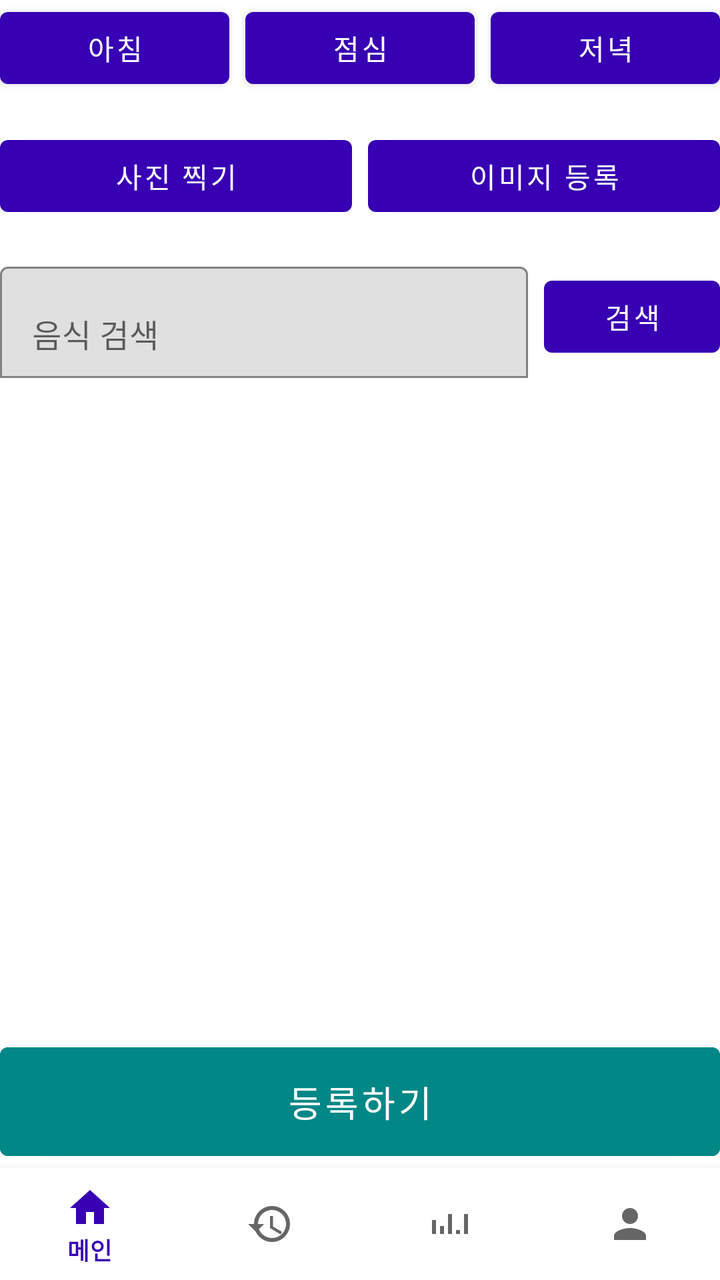
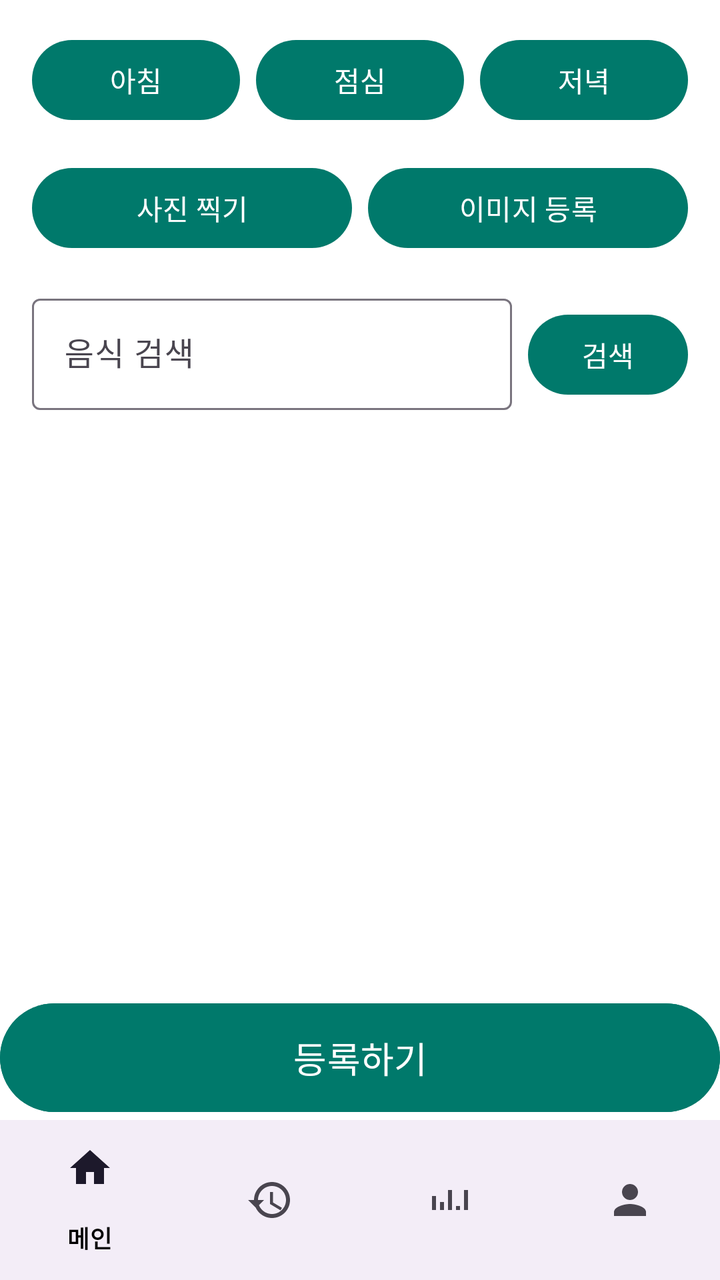

Compare the two renders of this Android layout. The source of the first and the diff that turns it into the second are given below.
<!-- AndroidManifest.xml: application theme Theme.GJGN -->
<!-- res/layout/activity_meal_record.xml -->
<?xml version="1.0" encoding="utf-8"?>
<androidx.coordinatorlayout.widget.CoordinatorLayout
    xmlns:android="http://schemas.android.com/apk/res/android"
    xmlns:app="http://schemas.android.com/apk/res-auto"
    android:layout_width="match_parent"
    android:layout_height="match_parent">

    
    <ScrollView
        android:layout_width="match_parent"
        android:layout_height="match_parent"
        android:fillViewport="true"
        android:paddingBottom="180dp">

        <LinearLayout
            android:orientation="vertical"
            android:layout_width="match_parent"
            android:layout_height="wrap_content">

            
            <LinearLayout
                android:orientation="horizontal"
                android:layout_width="match_parent"
                android:layout_height="wrap_content"
                android:gravity="center"
                android:layout_marginBottom="16dp">

                <Button
                    android:id="@+id/btnBreakfast"
                    android:layout_width="0dp"
                    android:layout_height="wrap_content"
                    android:layout_weight="1"
                    android:text="아침" />

                <Button
                    android:id="@+id/btnLunch"
                    android:layout_width="0dp"
                    android:layout_height="wrap_content"
                    android:layout_weight="1"
                    android:layout_marginStart="8dp"
                    android:text="점심" />

                <Button
                    android:id="@+id/btnDinner"
                    android:layout_width="0dp"
                    android:layout_height="wrap_content"
                    android:layout_weight="1"
                    android:layout_marginStart="8dp"
                    android:text="저녁" />
            </LinearLayout>

            
            <LinearLayout
                android:orientation="horizontal"
                android:layout_width="match_parent"
                android:layout_height="wrap_content"
                android:gravity="center"
                android:layout_marginBottom="16dp">

                <Button
                    android:id="@+id/btnTakePhoto"
                    android:layout_width="0dp"
                    android:layout_height="wrap_content"
                    android:layout_weight="1"
                    android:text="사진 찍기" />

                <Button
                    android:id="@+id/btnSelectImage"
                    android:layout_width="0dp"
                    android:layout_height="wrap_content"
                    android:layout_marginStart="8dp"
                    android:layout_weight="1"
                    android:text="이미지 등록" />
            </LinearLayout>

            
            <LinearLayout
                android:id="@+id/searchRow"
                android:layout_width="match_parent"
                android:layout_height="wrap_content"
                android:orientation="horizontal"
                android:gravity="center_vertical">

                <com.google.android.material.textfield.TextInputLayout
                    android:id="@+id/layoutSearch"
                    android:layout_width="0dp"
                    android:layout_height="wrap_content"
                    android:layout_weight="1"
                    android:hint="음식 검색"
                    app:boxBackgroundMode="outline">

                    <com.google.android.material.textfield.TextInputEditText
                        android:id="@+id/inputSearch"
                        android:layout_width="match_parent"
                        android:layout_height="wrap_content"
                        android:inputType="text" />
                </com.google.android.material.textfield.TextInputLayout>

                <Button
                    android:id="@+id/btnSearchFood"
                    android:layout_width="wrap_content"
                    android:layout_height="wrap_content"
                    android:text="검색"
                    android:layout_marginStart="8dp"/>
            </LinearLayout>

            
            <LinearLayout
                android:id="@+id/searchResultContainer"
                android:orientation="vertical"
                android:layout_width="match_parent"
                android:layout_height="wrap_content"
                android:visibility="gone"
                android:layout_marginTop="8dp" />

            
            <ImageView
                android:id="@+id/imgPreview"
                android:layout_width="match_parent"
                android:layout_height="240dp"
                android:scaleType="centerCrop"
                android:visibility="gone"
                android:layout_marginTop="20dp"
                android:background="#DDDDDD" />

            
            <LinearLayout
                android:id="@+id/analysisContainer"
                android:layout_width="match_parent"
                android:layout_height="wrap_content"
                android:orientation="vertical"
                android:visibility="gone"
                android:layout_marginTop="16dp"
                android:padding="8dp"
                android:background="#F7F7F7" />
        </LinearLayout>

    </ScrollView>

    
    <LinearLayout
        android:id="@+id/bottomArea"
        android:orientation="vertical"
        android:layout_width="match_parent"
        android:layout_height="wrap_content"
        android:layout_gravity="bottom">

        <Button
            android:id="@+id/btnSave"
            android:layout_width="match_parent"
            android:layout_height="wrap_content"
            android:text="등록하기"
            android:backgroundTint="@color/teal_700"
            android:textColor="@android:color/white"
            android:textSize="18sp"
            android:padding="14dp" />

        <com.google.android.material.bottomnavigation.BottomNavigationView
            android:id="@+id/bottomNavigationView"
            android:layout_width="match_parent"
            android:layout_height="wrap_content"
            app:menu="@menu/bottom_nav_menu" />
    </LinearLayout>

</androidx.coordinatorlayout.widget.CoordinatorLayout>
<!-- resources referenced by this layout -->
<resources>
  <color name="teal_700">#FF018786</color>
  <style name="Theme.GJGN" parent="Theme.MaterialComponents.DayNight.NoActionBar">
          
          <item name="colorPrimary">@color/purple_700</item>
          <item name="colorPrimaryVariant">@color/purple_700</item>
          <item name="colorOnPrimary">@android:color/white</item>
          <item name="colorSecondary">@color/teal_700</item>
          <item name="android:windowMinWidthMajor">320dp</item>
          <item name="android:windowMinWidthMinor">320dp</item>
      </style>
  <color name="purple_700">#FF3700B3</color>
</resources>

<!-- the commit's change to res/layout/activity_meal_record.xml (unified diff, before → after) -->
@@ -1,16 +1,15 @@
-<?xml version="1.0" encoding="utf-8"?>
 <androidx.coordinatorlayout.widget.CoordinatorLayout
     xmlns:android="http://schemas.android.com/apk/res/android"
     xmlns:app="http://schemas.android.com/apk/res-auto"
     android:layout_width="match_parent"
     android:layout_height="match_parent">
 
-    
     <ScrollView
         android:layout_width="match_parent"
         android:layout_height="match_parent"
+        android:padding="16dp"
         android:fillViewport="true"
-        android:paddingBottom="180dp">
+        android:paddingBottom="200dp">
 
         <LinearLayout
             android:orientation="vertical"
@@ -28,14 +27,14 @@
                 <Button
                     android:id="@+id/btnBreakfast"
                     android:layout_width="0dp"
-                    android:layout_height="wrap_content"
+                    android:layout_height="48dp"
                     android:layout_weight="1"
                     android:text="아침" />
 
                 <Button
                     android:id="@+id/btnLunch"
                     android:layout_width="0dp"
-                    android:layout_height="wrap_content"
+                    android:layout_height="48dp"
                     android:layout_weight="1"
                     android:layout_marginStart="8dp"
                     android:text="점심" />
@@ -43,7 +42,7 @@
                 <Button
                     android:id="@+id/btnDinner"
                     android:layout_width="0dp"
-                    android:layout_height="wrap_content"
+                    android:layout_height="48dp"
                     android:layout_weight="1"
                     android:layout_marginStart="8dp"
                     android:text="저녁" />
@@ -60,14 +59,14 @@
                 <Button
                     android:id="@+id/btnTakePhoto"
                     android:layout_width="0dp"
-                    android:layout_height="wrap_content"
+                    android:layout_height="48dp"
                     android:layout_weight="1"
                     android:text="사진 찍기" />
 
                 <Button
                     android:id="@+id/btnSelectImage"
                     android:layout_width="0dp"
-                    android:layout_height="wrap_content"
+                    android:layout_height="48dp"
                     android:layout_marginStart="8dp"
                     android:layout_weight="1"
                     android:text="이미지 등록" />
@@ -78,16 +77,16 @@
                 android:id="@+id/searchRow"
                 android:layout_width="match_parent"
                 android:layout_height="wrap_content"
-                android:orientation="horizontal"
-                android:gravity="center_vertical">
+                android:orientation="horizontal">
 
                 <com.google.android.material.textfield.TextInputLayout
                     android:id="@+id/layoutSearch"
                     android:layout_width="0dp"
+                    android:layout_weight="1"
                     android:layout_height="wrap_content"
-                    android:layout_weight="1"
                     android:hint="음식 검색"
-                    app:boxBackgroundMode="outline">
+                    app:boxBackgroundMode="outline"
+                    android:layout_marginEnd="8dp">
 
                     <com.google.android.material.textfield.TextInputEditText
                         android:id="@+id/inputSearch"
@@ -98,10 +97,9 @@
 
                 <Button
                     android:id="@+id/btnSearchFood"
-                    android:layout_width="wrap_content"
+                    android:layout_width="80dp"
                     android:layout_height="wrap_content"
-                    android:text="검색"
-                    android:layout_marginStart="8dp"/>
+                    android:text="검색"/>
             </LinearLayout>
 
             
@@ -111,17 +109,18 @@
                 android:layout_width="match_parent"
                 android:layout_height="wrap_content"
                 android:visibility="gone"
-                android:layout_marginTop="8dp" />
+                android:layout_marginTop="12dp" />
 
             
             <ImageView
                 android:id="@+id/imgPreview"
                 android:layout_width="match_parent"
-                android:layout_height="240dp"
+                android:layout_height="220dp"
                 android:scaleType="centerCrop"
                 android:visibility="gone"
-                android:layout_marginTop="20dp"
-                android:background="#DDDDDD" />
+                android:background="#E5E5E5"
+                android:layout_marginTop="16dp"
+                android:layout_marginBottom="10dp"/>
 
             
             <LinearLayout
@@ -130,11 +129,8 @@
                 android:layout_height="wrap_content"
                 android:orientation="vertical"
                 android:visibility="gone"
-                android:layout_marginTop="16dp"
-                android:padding="8dp"
-                android:background="#F7F7F7" />
+                android:layout_marginTop="12dp"/>
         </LinearLayout>
-
     </ScrollView>
 
     
<!-- resource entries referenced after the edit -->
@@ -1,15 +1,24 @@
 <!-- resources referenced by this layout -->
 <resources>
-  <color name="teal_700">#FF018786</color>
-  <style name="Theme.GJGN" parent="Theme.MaterialComponents.DayNight.NoActionBar">
+  <color name="teal_700">#00796B</color>
+  <style name="Theme.GJGN" parent="Theme.Material3.Light.NoActionBar">
+  
           
-          <item name="colorPrimary">@color/purple_700</item>
-          <item name="colorPrimaryVariant">@color/purple_700</item>
-          <item name="colorOnPrimary">@android:color/white</item>
+          <item name="android:windowBackground">@color/white</item>
+          <item name="android:statusBarColor">@color/white</item>
+          <item name="android:navigationBarColor">@color/white</item>
+  
+          
+          <item name="colorOnSurface">@color/black</item>
+          <item name="colorOnBackground">@color/black</item>
+  
+          
+          <item name="colorPrimary">@color/teal_700</item>
+          <item name="colorPrimaryContainer">@color/teal_700</item>
           <item name="colorSecondary">@color/teal_700</item>
-          <item name="android:windowMinWidthMajor">320dp</item>
-          <item name="android:windowMinWidthMinor">320dp</item>
+  
       </style>
-  <color name="purple_700">#FF3700B3</color>
+  <color name="white">#FFFFFF</color>
+  <color name="black">#000000</color>
 </resources>
 
